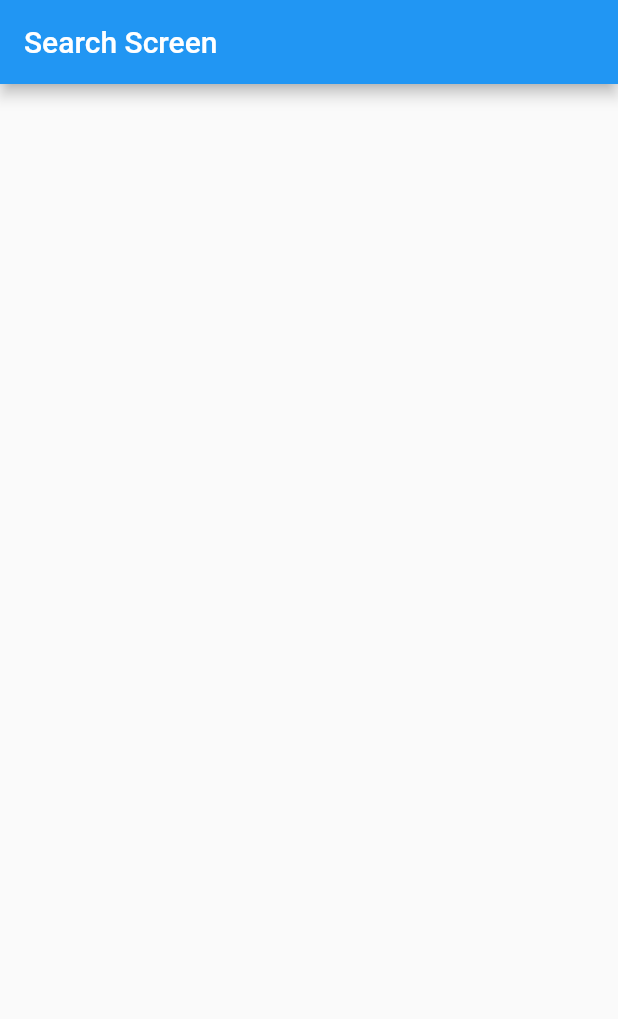
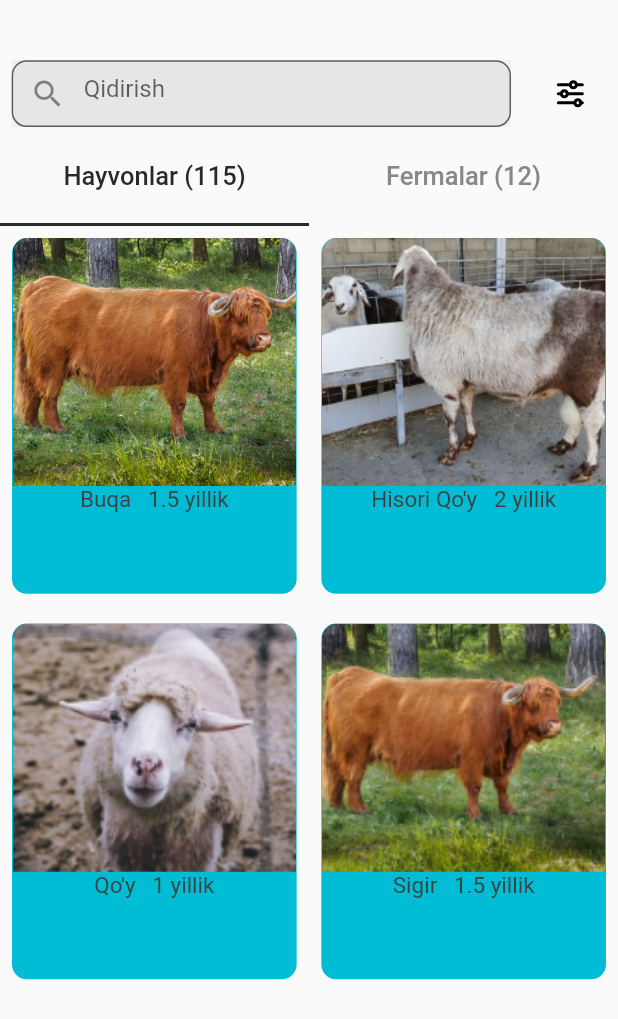
Before and after one commit to shohjahon-shodmonov/halalfarm, a Flutter app: the SearchScreen screen opened directly, on a phone screen of 412 x 824 dp. Shown: the top 1019 px of the screen. Run offline on Flutter 3.47's test engine with Material 2 defaults, Android fonts, the phone set to English and light mode, and no system bars; our stand-ins replace flutter_svg, pinput.

Commit message:
search  page

```diff
--- a/lib/constants/const.dart
+++ b/lib/constants/const.dart
@@ -20,6 +20,10 @@ class ColorConstants {
   // not have animals
   static const Color bgColorLightGrey = Color(0xFFF4F4F4);
   static const Color textColorDark60 = Color(0xFF6E716F);
+
+  // search screen
+  static const Color bgColorSearchField = Color(0xFFEFEFEF);
+  static const Color textColorDark50 = Color(0xFF878987);
 }
 
 class Constants {
--- a/lib/core/data/local/local_data.dart
+++ b/lib/core/data/local/local_data.dart
@@ -28,3 +28,32 @@ class Tarif {
     "Qo’shimcha xizmatlar",
   ];
 }
+
+class Hayvonlar {
+  static List hayvonlarHaqida = [
+    {
+      "nomi": "Buqa",
+      "yoshi": "1.5 yillik",
+      "narxi": "6 800 000",
+      "rasmi": "assets/images/animals/cow_big.png"
+    },
+    {
+      "nomi": "Hisori Qo'y",
+      "yoshi": "2 yillik",
+      "narxi": "5 700 000",
+      "rasmi": "assets/images/animals/hisor_sheep.png"
+    },
+    {
+      "nomi": "Qo'y",
+      "yoshi": "1 yillik",
+      "narxi": "6 500 000",
+      "rasmi": "assets/images/animals/sheep.png"
+    },
+    {
+      "nomi": "Sigir",
+      "yoshi": "1.5 yillik",
+      "narxi": "6 000 000",
+      "rasmi": "assets/images/animals/cow.png"
+    },
+  ];
+}
--- /dev/null
+++ b/lib/core/widgets/animals.dart
@@ -0,0 +1,58 @@
+import 'package:flutter/material.dart';
+import 'package:halolfarm/constants/const.dart';
+import 'package:halolfarm/core/components/size_config.dart';
+import 'package:halolfarm/core/data/local/local_data.dart';
+
+class Animals extends StatelessWidget {
+  const Animals({Key? key}) : super(key: key);
+
+  @override
+  Widget build(BuildContext context) {
+    return GridView.builder(
+      padding: EdgeInsets.all(8.0),
+      gridDelegate: SliverGridDelegateWithFixedCrossAxisCount(
+        crossAxisCount: 2,
+        mainAxisSpacing: getProportionScreenHeight(16),
+        crossAxisSpacing: getProportionScreenWidth(15),
+        childAspectRatio: 0.8,
+      ),
+      itemBuilder: (context, index) {
+        return Container(
+          height: getProportionScreenHeight(206),
+          width: getProportionScreenWidth(172),
+          decoration: BoxDecoration(
+            color: Colors.cyan,
+            borderRadius: BorderRadius.circular(10),
+          ),
+          child: Column(
+            mainAxisAlignment: MainAxisAlignment.start,
+            children: [
+              SizedBox(
+                height: getProportionScreenHeight(134),
+                width: getProportionScreenWidth(172),
+                child: ClipRRect(
+                  borderRadius: const BorderRadius.only(
+                    topLeft: Radius.circular(10),
+                    topRight: Radius.circular(10),
+                  ),
+                  child: Image.asset(
+                    Hayvonlar.hayvonlarHaqida[index]['rasmi'],
+                    fit: BoxFit.cover,
+                  ),
+                ),
+              ),
+              Text(
+                "${Hayvonlar.hayvonlarHaqida[index]['nomi']}   ${Hayvonlar.hayvonlarHaqida[index]['yoshi']}",
+                style: TextStyle(
+                  color: ColorConstants.textColorDark80,
+                  fontSize: 15,
+                ),
+              ),
+            ],
+          ),
+        );
+      },
+      itemCount: Hayvonlar.hayvonlarHaqida.length,
+    );
+  }
+}
--- /dev/null
+++ b/lib/core/widgets/farms.dart
@@ -0,0 +1,12 @@
+import 'package:flutter/material.dart';
+
+class Farms extends StatelessWidget {
+  const Farms({ Key? key }) : super(key: key);
+
+  @override
+  Widget build(BuildContext context) {
+    return Container(
+      color: Colors.cyan,
+    );
+  }
+}
--- a/lib/main.dart
+++ b/lib/main.dart
@@ -6,6 +6,7 @@ import 'package:halolfarm/screens/boarding_screens/onboarding1.dart';
 import 'package:halolfarm/screens/authentication_pages/sign_page/sign_page.dart';
 import 'package:halolfarm/screens/authentication_pages/signup_screen/signup_screen.dart';
 import 'package:halolfarm/screens/not_have_animals/not_have_animals.dart';
+import 'package:halolfarm/screens/search_screen/search_screen.dart';
 import 'package:halolfarm/screens/splash_screen/splash_screen.dart';
 
 void main() {
@@ -26,9 +27,9 @@ class MyApp extends StatelessWidget {
       theme: ThemeData(
         primarySwatch: Colors.blue,
       ),
-      // initialRoute: '/',
-      // onGenerateRoute: _router.routeGenerate,
-      home: NotHaveAnimals(),
+      initialRoute: '/',
+      onGenerateRoute: _router.routeGenerate,
+      //home: SearchScreen(),
     );
   }
 }
--- a/lib/screens/not_have_animals/not_have_animals.dart
+++ b/lib/screens/not_have_animals/not_have_animals.dart
@@ -51,7 +51,7 @@ class NotHaveAnimals extends StatelessWidget {
                       alignment: Alignment.center,
                       height: getProportionScreenHeight(44),
                       width: getProportionScreenWidth(272),
-                      child: Text(
+                      child: const Text(
                         "O’zingiz istagan hayvonni sotib olishingiz mumkin",
                         style: TextStyle(
                           color: ColorConstants.textColorDark60,
@@ -63,7 +63,7 @@ class NotHaveAnimals extends StatelessWidget {
                     ),
                     Padding(
                       padding: const EdgeInsets.only(top: 58.0),
-                      child: Container(
+                      child: SizedBox(
                         height: getProportionScreenHeight(56),
                         width: getProportionScreenWidth(343),
                         child: ElevatedButton(
@@ -73,7 +73,7 @@ class NotHaveAnimals extends StatelessWidget {
                               borderRadius: BorderRadius.circular(15),
                             ),
                           ),
-                          child: Text(
+                          child: const Text(
                             "+  Hayvon sotib olish",
                             style: TextStyle(fontSize: 17),
                           ),
--- /dev/null
+++ b/lib/screens/search_screen/search_components/search_bar.dart
@@ -0,0 +1,43 @@
+import 'package:flutter/material.dart';
+import 'package:flutter_svg/flutter_svg.dart';
+import 'package:halolfarm/constants/const.dart';
+import 'package:halolfarm/core/components/size_config.dart';
+
+class MySearchBar extends StatelessWidget {
+  const MySearchBar({
+    Key? key,
+  }) : super(key: key);
+
+  @override
+  Widget build(BuildContext context) {
+    return Container(
+      alignment: Alignment.bottomLeft,
+      height: getProportionScreenHeight(70),
+      width: getProportionScreenWidth(375),
+      child: Row(
+        mainAxisAlignment: MainAxisAlignment.spaceAround,
+        children: [
+          Container(
+            height: getProportionScreenHeight(36),
+            width: getProportionScreenWidth(303),
+            color: ColorConstants.bgColorSearchField,
+            child: TextFormField(
+              decoration: InputDecoration(
+                filled: true,
+                prefixIcon: Icon(Icons.search),
+                hintText: "Qidirish",
+                border: OutlineInputBorder(
+                  borderRadius: BorderRadius.circular(10),
+                ),
+              ),
+            ),
+          ),
+          IconButton(
+            onPressed: () {},
+            icon: SvgPicture.asset('assets/icons/nav_bar/filter.svg'),
+          ),
+        ],
+      ),
+    );
+  }
+}
--- a/lib/screens/search_screen/search_screen.dart
+++ b/lib/screens/search_screen/search_screen.dart
@@ -1,12 +1,87 @@
 import 'package:flutter/material.dart';
+import 'package:flutter_svg/svg.dart';
+import 'package:halolfarm/constants/const.dart';
+import 'package:halolfarm/core/components/size_config.dart';
+import 'package:halolfarm/core/widgets/animals.dart';
+import 'package:halolfarm/core/widgets/farms.dart';
+import 'package:halolfarm/screens/search_screen/search_components/search_bar.dart';
 
-class SearchScreen extends StatelessWidget {
-  const SearchScreen({ Key? key }) : super(key: key);
+class SearchScreen extends StatefulWidget {
+  const SearchScreen({Key? key}) : super(key: key);
+
+  @override
+  State<SearchScreen> createState() => _SearchScreenState();
+}
+
+class _SearchScreenState extends State<SearchScreen>
+    with SingleTickerProviderStateMixin {
+  TabController? _tabController;
+  final PageController _pageController = PageController();
+
+  @override
+  void initState() {
+    _tabController = TabController(length: 2, vsync: this);
+    super.initState();
+  }
 
   @override
   Widget build(BuildContext context) {
+    SizeConfig().init(context);
     return Scaffold(
-      appBar: AppBar(title: Text("Search Screen"),),
+      body: Column(
+        children: [
+          MySearchBar(),
+          Container(
+            height: getProportionScreenHeight(52),
+            width: getProportionScreenWidth(375),
+            child: TabBar(
+              controller: _tabController,
+              indicatorColor: ColorConstants.textColorDark90,
+              tabs: [
+                Text(
+                  "Hayvonlar (115)",
+                  style: TextStyle(
+                    color: _tabController!.index == 0
+                        ? ColorConstants.textColorDark90
+                        : ColorConstants.textColorDark50,
+                    fontSize: 17,
+                    fontWeight: FontWeight.w500,
+                  ),
+                ),
+                Text(
+                  "Fermalar (12)",
+                  style: TextStyle(
+                    color: _tabController!.index == 1
+                        ? ColorConstants.textColorDark90
+                        : ColorConstants.textColorDark50,
+                    fontSize: 17,
+                    fontWeight: FontWeight.w500,
+                  ),
+                ),
+              ],
+              onTap: (v) {
+                setState(() {
+                  _tabController!.animateTo(v);
+                });
+              },
+            ),
+          ),
+          Expanded(
+            child: PageView(
+              controller: _pageController,
+              onPageChanged: (v) {
+                setState(() {
+                  _tabController!.animateTo(v);
+                });
+              },
+              children: [
+                Animals(),
+                Farms(),
+              ],
+            ),
+          ),
+        ],
+      ),
     );
   }
 }
```
